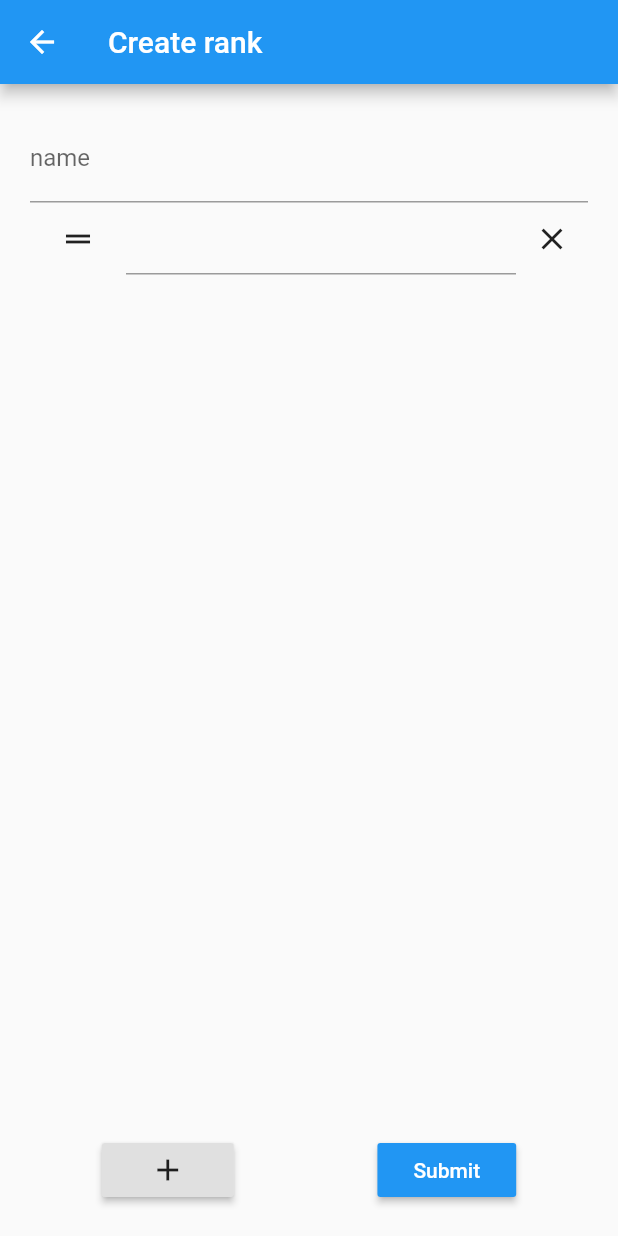
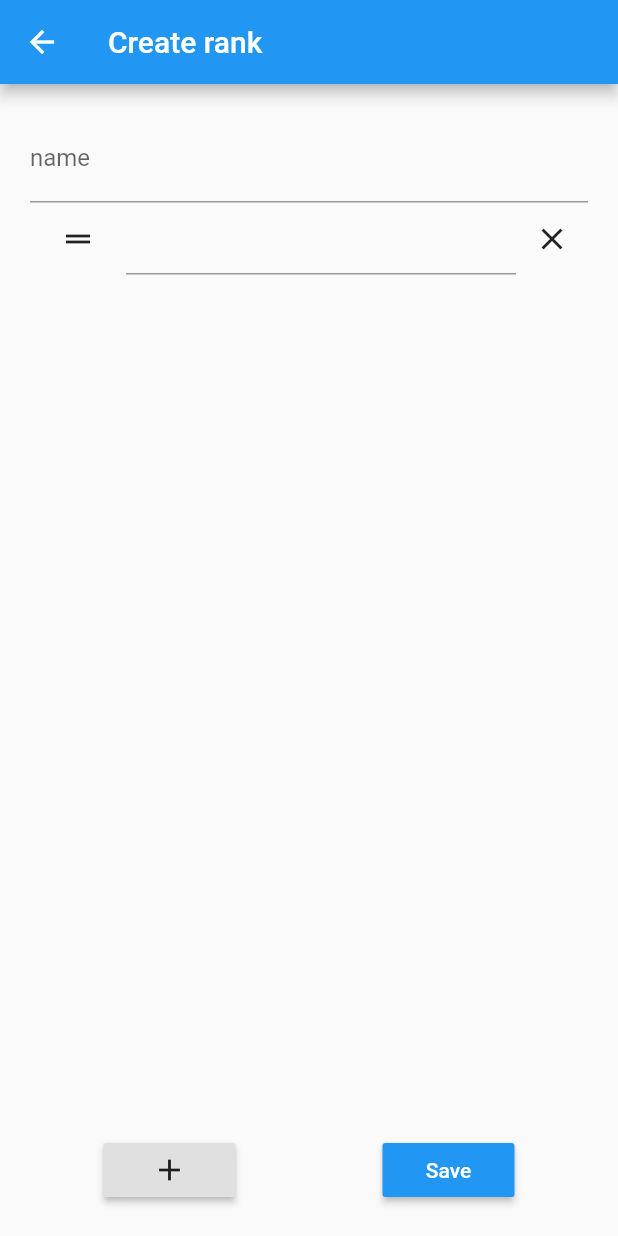
Before and after one commit to Sveta-K13/totem_rank_demo, a Flutter app: the CreatePage screen opened directly, on a phone screen of 412 x 824 dp. Run offline on Flutter 3.47's test engine with Material 2 defaults, Android fonts, the phone set to English and light mode, and no system bars; our stand-ins replace states_rebuilder.

Commit message:
add ediiting

```diff
--- a/lib/views/screens/create.dart
+++ b/lib/views/screens/create.dart
@@ -4,8 +4,9 @@ import 'package:totem_rank_demo/models/entities/Rank.dart';
 import 'package:totem_rank_demo/services/UserService.dart';
 
 class CreatePage extends StatefulWidget {
-  CreatePage({Key key, this.title}) : super(key: key);
+  CreatePage({Key key, this.title, this.rank}) : super(key: key);
   final String title;
+  final Rank rank;
 
   @override
   _CreatePageState createState() => _CreatePageState();
@@ -16,16 +17,27 @@ class _CreatePageState extends State<CreatePage> {
   final _scaffoldKey = GlobalKey<ScaffoldState>();
   String name = '';
   List<String> recordsNames = [''];
+  bool isEditing;
 
-  void _createRank() {
-    final Function createRank = Injector.get<UserService>().createRank;
+  @override
+  void initState() {
+    isEditing = widget.rank != null;
+    if (widget.rank != null) {
+      name = widget.rank.name;
+      recordsNames = widget.rank.records.map((e) => e.name).toList();
+    }
+    super.initState();
+  }
+
+  void _addRank() {
+    final rm = RM.get<UserService>();
 
     var rank = Rank.fromMap({
       'name': name,
       'records': recordsNames.map((e) => {'name': e}),
+      'id': widget.rank?.id,
     });
-
-    createRank(rank);
+    rm.setState((s) => s.addRank(rank));
   }
 
   void onReorder(oldIndex, newIndex) {
@@ -53,12 +65,14 @@ class _CreatePageState extends State<CreatePage> {
     });
   }
 
+  String getTitle() => isEditing ? 'Edit rank' : 'Create rank';
+
   @override
   Widget build(BuildContext context) {
     return Scaffold(
           key: _scaffoldKey,
           appBar: AppBar(
-            title: Text('Create rank'),
+            title: Text(getTitle()),
           ),
           body: SafeArea(
             child:
@@ -83,6 +97,7 @@ class _CreatePageState extends State<CreatePage> {
               child: Column(
                 children: <Widget>[
                   TextFormField(
+                    initialValue: name,
                     decoration: InputDecoration(
                       labelText: 'name',
                     ),
@@ -116,11 +131,11 @@ class _CreatePageState extends State<CreatePage> {
                           if (_formKey.currentState.validate()) {
                             // If the form is valid, display a snackbar. In the real world,
                             // you'd often call a server or save the information in a database.
-                            _createRank();
-                            _scaffoldKey.currentState.showSnackBar(SnackBar(content: Text('Rank created')));
+                            _addRank();
+                            _scaffoldKey.currentState.showSnackBar(SnackBar(content: Text('Rank saved')));
                           }
                         },
-                        child: Text('Submit'),
+                        child: Text('Save'),
                       ),
                     ]
                   )
```
Also changed, not shown: lib/models/entities/Rank.dart (+2 -8 lines), lib/services/UserService.dart (+13 -2 lines), lib/views/screens/home.dart (+4 -7 lines), lib/views/screens/rank.dart (+42 -12 lines), lib/views/screens/same_ranks.dart (deleted, +0 -47 lines).
